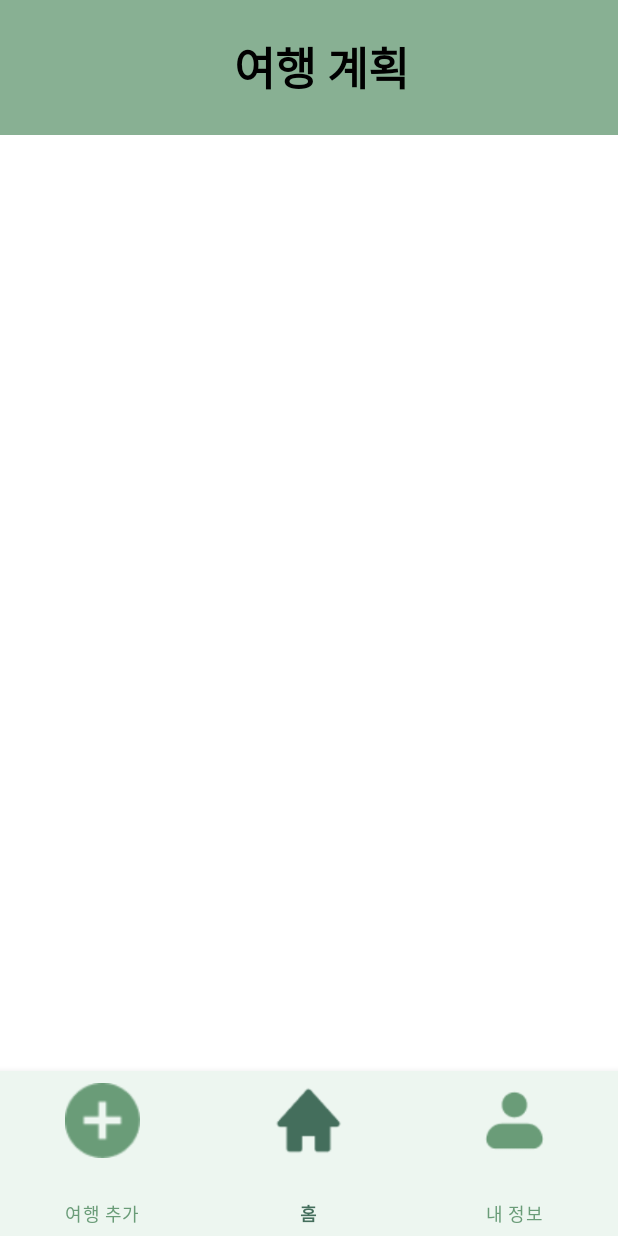
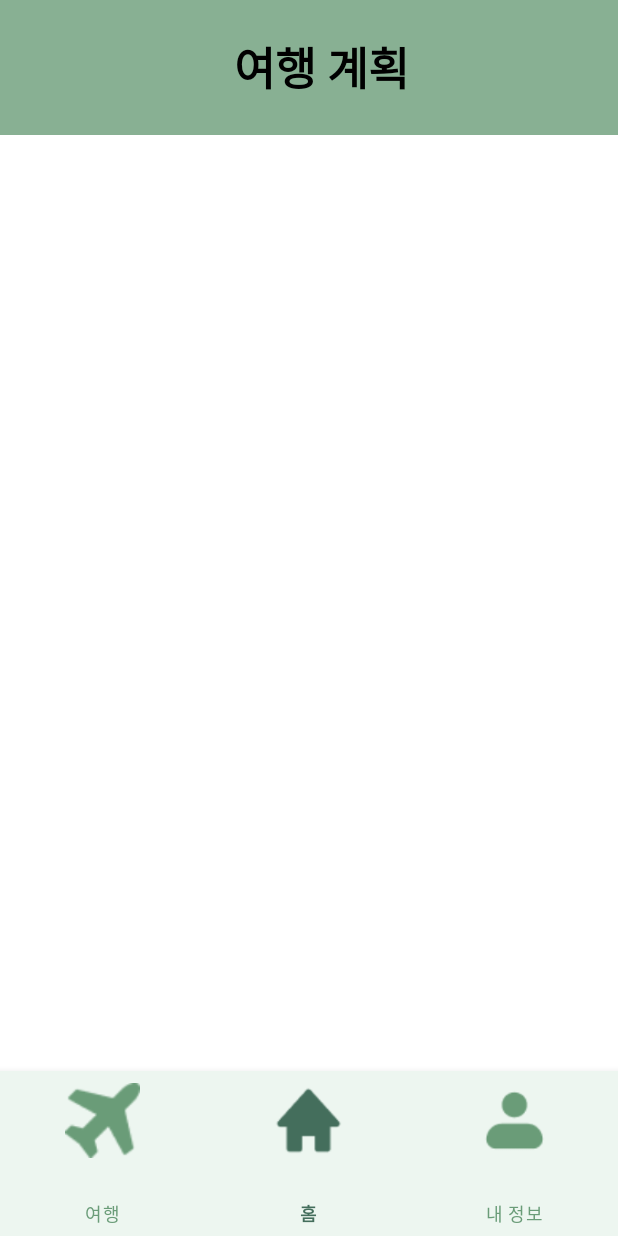
Before and after one commit to domong717/tripkey, an Android app: the HomeFragment screen opened directly, with no data from a screen before it, on a phone screen of 412 x 824 dp. Run offline under Robolectric (Android 15) with nearby library versions, the phone set to English and light mode, and no system bars; our stand-ins replace Firebase (no records; nobody signed in at launch, a user with empty details on screens opened directly), navigation-ui.

Commit message:
bottom 아이콘 변경

```diff
--- a/app/src/main/res/menu/bottom_nav_menu.xml
+++ b/app/src/main/res/menu/bottom_nav_menu.xml
@@ -3,7 +3,7 @@
 
     <item
         android:id="@+id/navigation_plus"
-        android:icon="@drawable/plus"
+        android:icon="@drawable/plane"
         android:title="@string/title_plus" />
 
     <item
--- a/app/src/main/res/values/strings.xml
+++ b/app/src/main/res/values/strings.xml
@@ -1,6 +1,6 @@
 <resources>
     <string name="app_name">TripKey</string>
-    <string name="title_plus">여행 추가</string>
+    <string name="title_plus">여행</string>
     <string name="title_info">내 정보</string>
     <string name="title_home">홈</string>
 
```
Also changed, not shown: app/src/main/res/drawable/plane.png (added).
